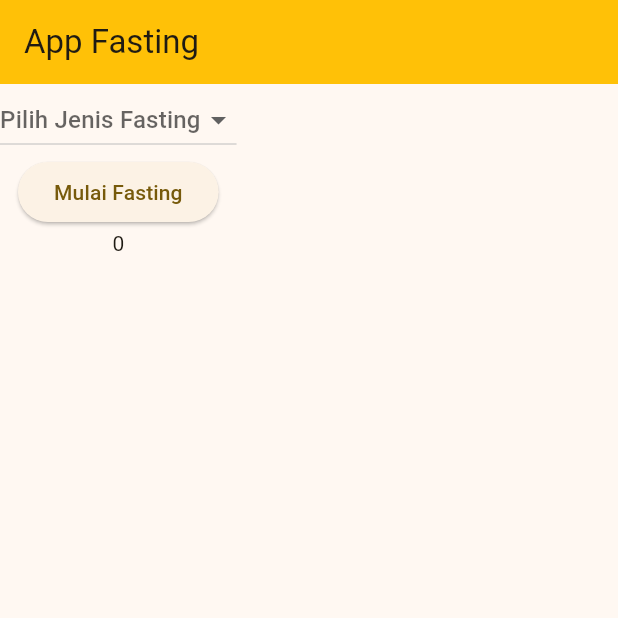
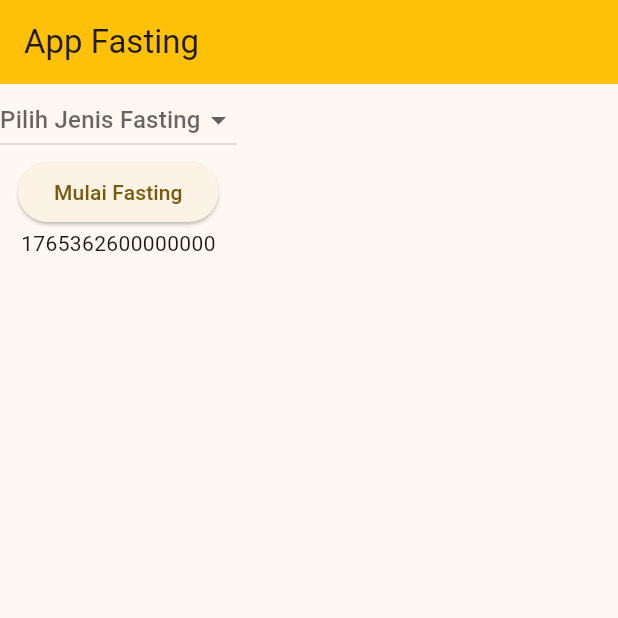
Before and after one commit to ilhamafandi21/soul-fast, a Flutter app: the screen it shows after launch, after a tap on "Mulai Fasting", on a phone screen of 412 x 824 dp, the top half of it. Run offline on Flutter 3.47's test engine with Material 3 defaults, Android fonts, the phone set to English and light mode, and no system bars.

Commit message:
10 12 2025

```diff
--- a/lib/pages/home/data.dart
+++ b/lib/pages/home/data.dart
@@ -1,17 +1,32 @@
 import 'package:flutter/material.dart';
 
+int durationFasting = 0;
 String? selectedFasting;
-List<DropdownMenuItem<String>> get variantFasting{
-  List<String> fastingType = [
-    "5 Detik",
-    "16/8",
-    "18/6",
-    "20/4",
-    "24 Jam",
-  ];
-  return fastingType.map((e){
-    return DropdownMenuItem(
-      value: e,
-      child: Text(e));
+List<DropdownMenuItem<String>> get variantFasting {
+  List<String> fastingType = ["5 Detik", "16/8", "18/6", "20/4", "24 Jam"];
+  return fastingType.map((e) {
+    return DropdownMenuItem(value: e, child: Text(e));
   }).toList();
 }
+
+void duration() {
+  switch (selectedFasting) {
+    case "5 Detik":
+      durationFasting = 5;
+      break;
+    case "16/8":
+      durationFasting = 16 * 3600;
+      break;
+    case "18/6":
+      durationFasting = 18 * 3600;
+      break;
+    case "20/4":
+      durationFasting = 20 * 3600;
+      break;
+    case "24 Jam":
+      durationFasting = 24 * 3600;
+      break;
+    default:
+      durationFasting = 0;
+  }
+}
--- a/lib/pages/home/home.dart
+++ b/lib/pages/home/home.dart
@@ -1,3 +1,5 @@
+import 'dart:async';
+
 import 'package:flutter/material.dart';
 import 'package:soulfast/pages/home/data.dart';
 
@@ -9,28 +11,12 @@ class Home extends StatefulWidget {
 }
 
 class _HomeState extends State<Home> {
-  int durationFasting = 0;
 
-  void duration() {
-    switch (selectedFasting) {
-      case "5 Detik":
-        durationFasting = 5;
-        break;
-      case "16/8":
-        durationFasting = 16 * 3600;
-        break;
-      case "18/6":
-        durationFasting = 18 * 3600;
-        break;
-      case "20/4":
-        durationFasting = 20 * 3600;
-        break;
-      case "24 Jam":
-        durationFasting = 24 * 3600;
-        break;
-      default:
-        durationFasting = 0;
-    }
+  Timer? timer;
+  int timeNow = 0;
+
+ void startFasting() {
+    timeNow = DateTime.now().microsecondsSinceEpoch;
   }
 
   @override
@@ -53,8 +39,12 @@ class _HomeState extends State<Home> {
                 },
               ),
 
-              ElevatedButton(onPressed: () {}, child: Text('Mulai Fasting')),
-              Text(durationFasting.toString()),
+              ElevatedButton(onPressed: () {
+                setState(() {
+                  startFasting();
+                });
+              }, child: Text('Mulai Fasting')),
+              Text(timeNow.toString()),
             ],
           ),
         ),
```
